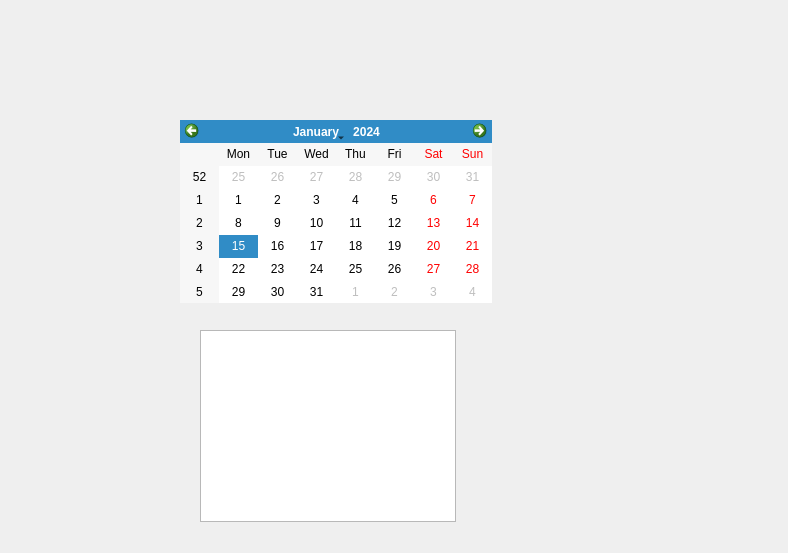
zadockmaloba/ProcurementSys, file cashierapp.ui: the form before one commit.
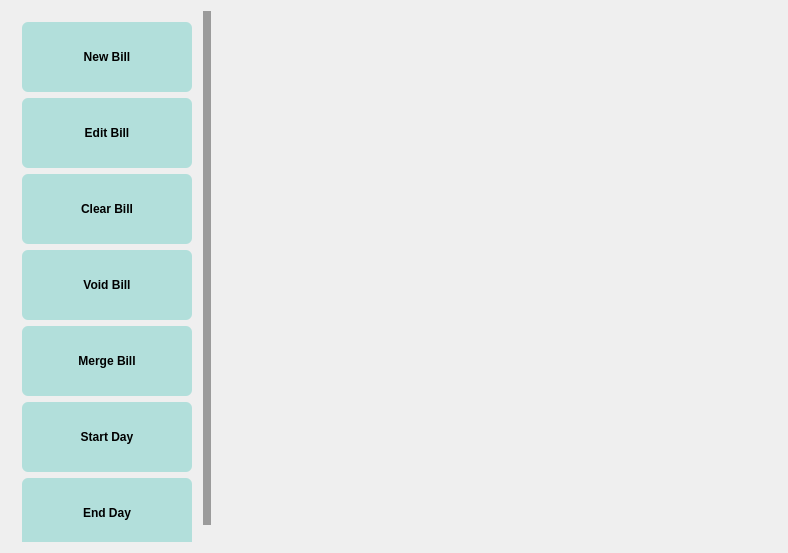
The form after the commit. Icons and pictures are not drawn.

Patch:
```diff
--- a/cashierapp.ui
+++ b/cashierapp.ui
@@ -13,26 +13,633 @@
   <property name="windowTitle">
    <string>CashierApp</string>
   </property>
-  <widget class="QCalendarWidget" name="calendarWidget">
-   <property name="geometry">
-    <rect>
-     <x>180</x>
-     <y>120</y>
-     <width>312</width>
-     <height>183</height>
-    </rect>
-   </property>
-  </widget>
-  <widget class="QTextBrowser" name="textBrowser">
-   <property name="geometry">
-    <rect>
-     <x>200</x>
-     <y>330</y>
-     <width>256</width>
-     <height>192</height>
-    </rect>
-   </property>
-  </widget>
+  <property name="styleSheet">
+   <string notr="true">
+QScrollBox
+{
+	border-radius: 6px ;
+}
+
+QPushButton
+{
+	background-color: #b2dfdb;
+	/*color: #fff;*/
+	font-size: 12px;
+	font-weight: bold;
+	border: none;
+	border-radius: 12px;
+	padding: 5px;
+
+}
+
+
+QPushButton::disabled
+{
+	background-color: #5c5c5c;
+
+}
+
+
+QPushButton::pressed
+{
+	
+	background-color: qlineargradient(spread:reflect, x1:1, y1:1, x2:0.982955, y2:0.5, stop:0 rgba(166, 214, 202, 255), stop:0.607955 rgba(196, 236, 226, 255));
+}
+
+
+/*-----QCheckBox-----*/
+QCheckBox
+{
+	background-color: transparent;
+	color: #fff;
+	font-size: 10px;
+	font-weight: bold;
+	border: none;
+	border-radius: 5px;
+
+}
+
+
+/*-----QCheckBox-----*/
+QCheckBox::indicator
+{
+    color: #b1b1b1;
+    background-color: #323232;
+    border: 1px solid darkgray;
+    width: 12px;
+    height: 12px;
+
+}
+
+
+QCheckBox::indicator:checked
+{
+    image:url(&quot;./ressources/check.png&quot;);
+	background-color: #ff3333;
+    border: 1px solid #ff3333;
+
+}
+
+
+QCheckBox::indicator:unchecked:hover
+{
+    border: 1px solid #ff3333;
+
+}
+
+
+QCheckBox::disabled
+{
+	color: #656565;
+
+}
+
+
+QCheckBox::indicator:disabled
+{
+	background-color: #656565;
+	color: #656565;
+    border: 1px solid #656565;
+
+}
+
+
+/*-----QLineEdit-----*/
+QLineEdit
+{
+	background-color: #c2c7d5;
+	color: #000;
+	font-weight: bold;
+	border: none;
+	border-radius: 2px;
+	padding: 3px;
+
+}
+
+
+/*-----QListView-----*/
+QListView
+{
+	background-color: #333333;
+	color: #fff;
+	font-size: 12px;
+	font-weight: bold;
+	border: 1px solid #191919;
+	show-decoration-selected: 0;
+	padding-left: -13px;
+	padding-right: -13px;
+
+}
+
+
+QListView::item
+{
+	color: #31cecb;
+	background-color: #454e5e;
+	border: none;
+	padding: 5px;
+	border-radius: 0px;
+	padding-left : 10px;
+	height: 42px;
+
+}
+
+QListView::item:selected
+{
+	color: #000;
+	background-color: #ff3333;
+
+}
+
+
+QListView::item:!selected
+{
+	color:white;
+	background-color: transparent;
+	border: none;
+	padding-left : 10px;
+
+}
+
+
+QListView::item:!selected:hover
+{
+	color: #000;
+	background-color: #bcbdbb;
+	border: none;
+	padding-left : 10px;
+
+}
+
+
+/*-----QTreeView-----*/
+QTreeView 
+{
+	background-color: #252525;
+	show-decoration-selected: 0;
+	color: #c2c8d7;
+
+}
+
+
+QTreeView::item 
+{
+	border-top-color: transparent;
+	border-bottom-color: transparent;
+
+}
+
+
+QTreeView::item:hover 
+{
+	background-color: #bcbdbb;
+	color: #000;
+
+}
+
+
+QTreeView::item:selected 
+{
+	background-color: #ff3333;
+	color: #000;
+
+}
+
+
+QTreeView::item:selected:active
+{
+	background-color: #ff3333;
+	color: #000;
+
+}
+
+
+QTreeView::branch:has-children:!has-siblings:closed,
+QTreeView::branch:closed:has-children:has-siblings 
+{
+	image: url(://tree-closed.png);
+
+}
+
+QTreeView::branch:open:has-children:!has-siblings,
+QTreeView::branch:open:has-children:has-siblings  
+{
+	image: url(://tree-open.png);
+
+}
+
+
+/*-----QTableView &amp; QTableWidget-----*/
+QTableView
+{
+    background-color: #252525;
+	border: 1px solid gray;
+    color: #f0f0f0;
+    gridline-color: gray;
+    outline : 0;
+
+}
+
+
+QTableView::disabled
+{
+    background-color: #242526;
+    border: 1px solid #32414B;
+    color: #656565;
+    gridline-color: #656565;
+    outline : 0;
+
+}
+
+
+QTableView::item:hover 
+{
+    background-color: #bcbdbb;
+    color: #000;
+
+}
+
+
+QTableView::item:selected 
+{
+	background-color: #ff3333;
+    color: #000;
+
+}
+
+
+QTableView::item:selected:disabled
+{
+    background-color: #1a1b1c;
+    border: 2px solid #525251;
+    color: #656565;
+
+}
+
+
+QTableCornerButton::section
+{
+	background-color: #343a49;
+    color: #fff;
+
+}
+
+
+QHeaderView::section
+{
+	color: #fff;
+	border-top: 0px;
+	border-bottom: 1px solid gray;
+	border-right: 1px solid gray;
+	background-color: #343a49;
+    margin-top:1px;
+	margin-bottom:1px;
+	padding: 5px;
+
+}
+
+
+QHeaderView::section:disabled
+{
+    background-color: #525251;
+    color: #656565;
+
+}
+
+
+QHeaderView::section:checked
+{
+    color: #000;
+    background-color: #ff3333;
+
+}
+
+
+QHeaderView::section:checked:disabled
+{
+    color: #656565;
+    background-color: #525251;
+
+}
+
+
+QHeaderView::section::vertical::first,
+QHeaderView::section::vertical::only-one
+{
+    border-top: 1px solid #353635;
+
+}
+
+
+QHeaderView::section::vertical
+{
+    border-top: 1px solid #353635;
+
+}
+
+
+QHeaderView::section::horizontal::first,
+QHeaderView::section::horizontal::only-one
+{
+    border-left: 1px solid #353635;
+
+}
+
+
+QHeaderView::section::horizontal
+{
+    border-left: 1px solid #353635;
+
+}
+
+
+/*-----QScrollBar-----*/
+QScrollBar:horizontal 
+{
+    background-color: transparent;
+    height: 8px;
+    margin: 0px;
+    padding: 0px;
+
+}
+
+
+QScrollBar::handle:horizontal 
+{
+    border: none;
+	min-width: 100px;
+    background-color: #9b9b9b;
+
+}
+
+
+QScrollBar::add-line:horizontal, 
+QScrollBar::sub-line:horizontal,
+QScrollBar::add-page:horizontal, 
+QScrollBar::sub-page:horizontal 
+{
+    width: 0px;
+    background-color: transparent;
+
+}
+
+
+QScrollBar:vertical 
+{
+    background-color: transparent;
+    width: 8px;
+    margin: 0;
+
+}
+
+
+QScrollBar::handle:vertical 
+{
+    border: none;
+	min-height: 100px;
+    background-color: #9b9b9b;
+
+}
+
+
+QScrollBar::add-line:vertical, 
+QScrollBar::sub-line:vertical,
+QScrollBar::add-page:vertical, 
+QScrollBar::sub-page:vertical 
+{
+    height: 0px;
+    background-color: transparent;
+
+}
+</string>
+  </property>
+  <layout class="QHBoxLayout" name="horizontalLayout">
+   <item>
+    <widget class="QScrollArea" name="cashierMenu">
+     <property name="sizePolicy">
+      <sizepolicy hsizetype="MinimumExpanding" vsizetype="Expanding">
+       <horstretch>0</horstretch>
+       <verstretch>0</verstretch>
+      </sizepolicy>
+     </property>
+     <property name="minimumSize">
+      <size>
+       <width>0</width>
+       <height>200</height>
+      </size>
+     </property>
+     <property name="maximumSize">
+      <size>
+       <width>200</width>
+       <height>16777215</height>
+      </size>
+     </property>
+     <property name="styleSheet">
+      <string notr="true">border-radius: 6px;</string>
+     </property>
+     <property name="widgetResizable">
+      <bool>true</bool>
+     </property>
+     <widget class="QWidget" name="scrollAreaWidgetContents">
+      <property name="geometry">
+       <rect>
+        <x>0</x>
+        <y>0</y>
+        <width>192</width>
+        <height>544</height>
+       </rect>
+      </property>
+      <layout class="QVBoxLayout" name="verticalLayout">
+       <item>
+        <widget class="QPushButton" name="pushButton">
+         <property name="sizePolicy">
+          <sizepolicy hsizetype="MinimumExpanding" vsizetype="Expanding">
+           <horstretch>0</horstretch>
+           <verstretch>0</verstretch>
+          </sizepolicy>
+         </property>
+         <property name="minimumSize">
+          <size>
+           <width>100</width>
+           <height>70</height>
+          </size>
+         </property>
+         <property name="maximumSize">
+          <size>
+           <width>16777215</width>
+           <height>16777215</height>
+          </size>
+         </property>
+         <property name="text">
+          <string>New Bill</string>
+         </property>
+        </widget>
+       </item>
+       <item>
+        <widget class="QPushButton" name="pushButton_2">
+         <property name="sizePolicy">
+          <sizepolicy hsizetype="MinimumExpanding" vsizetype="Expanding">
+           <horstretch>0</horstretch>
+           <verstretch>0</verstretch>
+          </sizepolicy>
+         </property>
+         <property name="minimumSize">
+          <size>
+           <width>100</width>
+           <height>70</height>
+          </size>
+         </property>
+         <property name="maximumSize">
+          <size>
+           <width>16777215</width>
+           <height>16777215</height>
+          </size>
+         </property>
+         <property name="text">
+          <string>Edit Bill</string>
+         </property>
+        </widget>
+       </item>
+       <item>
+        <widget class="QPushButton" name="pushButton_3">
+         <property name="sizePolicy">
+          <sizepolicy hsizetype="MinimumExpanding" vsizetype="Expanding">
+           <horstretch>0</horstretch>
+           <verstretch>0</verstretch>
+          </sizepolicy>
+         </property>
+         <property name="minimumSize">
+          <size>
+           <width>100</width>
+           <height>70</height>
+          </size>
+         </property>
+         <property name="maximumSize">
+          <size>
+           <width>16777215</width>
+           <height>16777215</height>
+          </size>
+         </property>
+         <property name="text">
+          <string>Clear Bill</string>
+         </property>
+        </widget>
+       </item>
+       <item>
+        <widget class="QPushButton" name="pushButton_4">
+         <property name="sizePolicy">
+          <sizepolicy hsizetype="MinimumExpanding" vsizetype="Expanding">
+           <horstretch>0</horstretch>
+           <verstretch>0</verstretch>
+          </sizepolicy>
+         </property>
+         <property name="minimumSize">
+          <size>
+           <width>100</width>
+           <height>70</height>
+          </size>
+         </property>
+         <property name="maximumSize">
+          <size>
+           <width>16777215</width>
+           <height>16777215</height>
+          </size>
+         </property>
+         <property name="text">
+          <string>Void Bill</string>
+         </property>
+        </widget>
+       </item>
+       <item>
+        <widget class="QPushButton" name="pushButton_5">
+         <property name="sizePolicy">
+          <sizepolicy hsizetype="MinimumExpanding" vsizetype="Expanding">
+           <horstretch>0</horstretch>
+           <verstretch>0</verstretch>
+          </sizepolicy>
+         </property>
+         <property name="minimumSize">
+          <size>
+           <width>100</width>
+           <height>70</height>
+          </size>
+         </property>
+         <property name="maximumSize">
+          <size>
+           <width>16777215</width>
+           <height>16777215</height>
+          </size>
+         </property>
+         <property name="text">
+          <string>Merge Bill</string>
+         </property>
+        </widget>
+       </item>
+       <item>
+        <widget class="QPushButton" name="pushButton_6">
+         <property name="sizePolicy">
+          <sizepolicy hsizetype="MinimumExpanding" vsizetype="Expanding">
+           <horstretch>0</horstretch>
+           <verstretch>0</verstretch>
+          </sizepolicy>
+         </property>
+         <property name="minimumSize">
+          <size>
+           <width>100</width>
+           <height>70</height>
+          </size>
+         </property>
+         <property name="text">
+          <string>Start Day</string>
+         </property>
+        </widget>
+       </item>
+       <item>
+        <widget class="QPushButton" name="pushButton_7">
+         <property name="sizePolicy">
+          <sizepolicy hsizetype="Minimum" vsizetype="Expanding">
+           <horstretch>0</horstretch>
+           <verstretch>0</verstretch>
+          </sizepolicy>
+         </property>
+         <property name="minimumSize">
+          <size>
+           <width>100</width>
+           <height>70</height>
+          </size>
+         </property>
+         <property name="text">
+          <string>End Day</string>
+         </property>
+        </widget>
+       </item>
+      </layout>
+     </widget>
+    </widget>
+   </item>
+   <item>
+    <widget class="QWidget" name="compositor" native="true">
+     <property name="sizePolicy">
+      <sizepolicy hsizetype="MinimumExpanding" vsizetype="Preferred">
+       <horstretch>0</horstretch>
+       <verstretch>0</verstretch>
+      </sizepolicy>
+     </property>
+     <property name="minimumSize">
+      <size>
+       <width>20</width>
+       <height>30</height>
+      </size>
+     </property>
+     <property name="maximumSize">
+      <size>
+       <width>16777215</width>
+       <height>16777215</height>
+      </size>
+     </property>
+    </widget>
+   </item>
+  </layout>
  </widget>
  <layoutdefault spacing="6" margin="11"/>
  <resources/>
```
